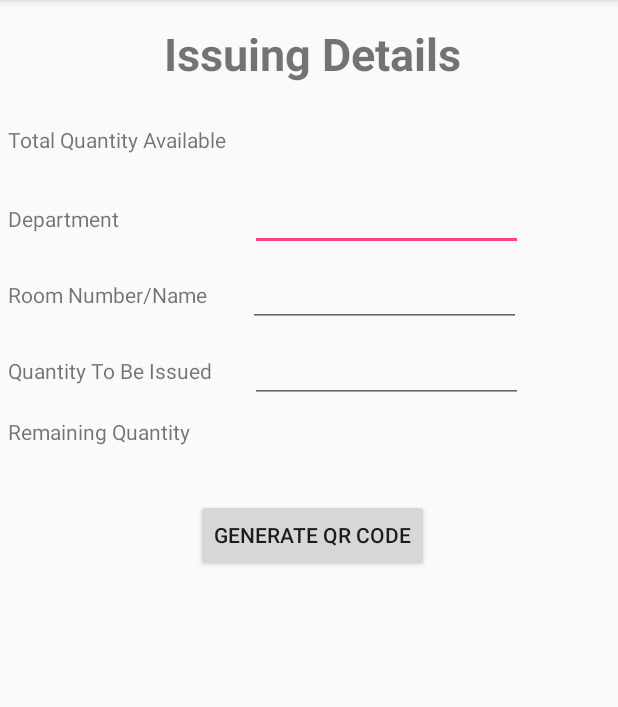
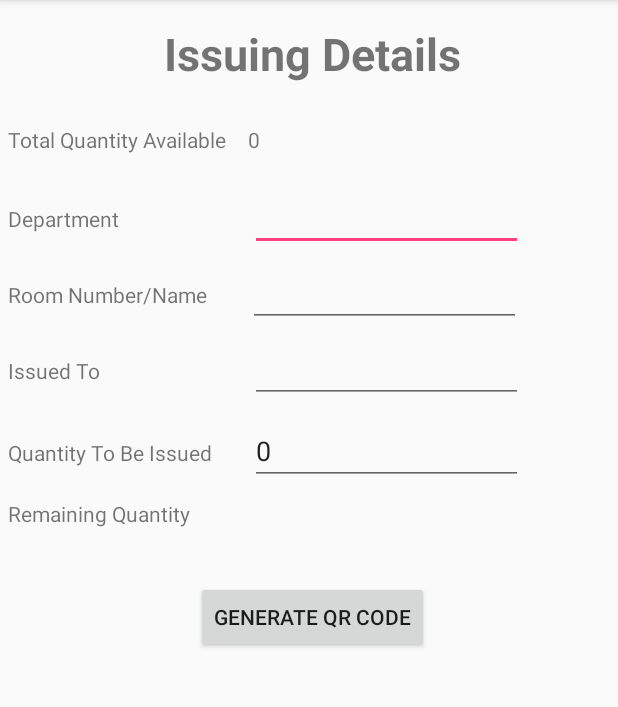
Before and after one commit to PrinceSumberia/assets-management, an Android app: the IssuingAssets screen opened directly, with no data from a screen before it, on a phone screen of 412 x 824 dp, the part 84-791 px from its top. Run offline under Robolectric (Android 15) with nearby library versions, the phone set to English and light mode, and no system bars; our stand-ins replace Firebase (no records; nobody signed in at launch, a user with empty details on screens opened directly); 1 statement that could not run was skipped.

Commit message:
Updated Code

```diff
--- a/app/src/main/java/com/prince/assetManagement/CameraActivity.java
+++ b/app/src/main/java/com/prince/assetManagement/CameraActivity.java
@@ -19,6 +19,7 @@ import android.os.Handler;
 import android.os.HandlerThread;
 import android.os.Trace;
 import android.speech.tts.TextToSpeech;
+import android.util.Log;
 import android.util.Size;
 import android.view.Surface;
 import android.view.WindowManager;
--- a/app/src/main/java/com/prince/assetManagement/Details.java
+++ b/app/src/main/java/com/prince/assetManagement/Details.java
@@ -193,6 +193,7 @@ public class Details extends AppCompatActivity {
                                             @Override
                                             public void run() {
                                                 progressDialog.dismiss();
+                                                Toast.makeText(Details.this, "Successfully Saved", Toast.LENGTH_SHORT).show();
                                             }
                                         });
                                     }
--- a/app/src/main/java/com/prince/assetManagement/IssuingAssets.java
+++ b/app/src/main/java/com/prince/assetManagement/IssuingAssets.java
@@ -3,6 +3,8 @@ package com.prince.assetManagement;
 import android.content.Intent;
 import android.os.Bundle;
 import android.support.v7.app.AppCompatActivity;
+import android.text.Editable;
+import android.text.TextWatcher;
 import android.util.Log;
 import android.view.View;
 import android.widget.Button;
@@ -19,11 +21,12 @@ import java.util.Arrays;
 import java.util.List;
 
 public class IssuingAssets extends AppCompatActivity {
-    TextView available_quantity, remaining_quantity;
-    EditText department_name, room, issue_quantity;
+    TextView available_quantity_field, remaining_quantity_field;
+    EditText department_name_field, room_field, issue_quantity_field, issued_to_field;
     Button next;
     FirebaseAuth mAuth;
     FirebaseFirestore db = FirebaseFirestore.getInstance();
+    private String TAG = IssuingAssets.class.getName();
 //    ArrayList<String> document_list = new ArrayList<>();
 
 
@@ -31,12 +34,14 @@ public class IssuingAssets extends AppCompatActivity {
     protected void onCreate(Bundle savedInstanceState) {
         super.onCreate(savedInstanceState);
         setContentView(R.layout.activity_issuing_assets);
-        available_quantity = findViewById(R.id.total_quantity_available);
-        department_name = findViewById(R.id.department);
-        room = findViewById(R.id.room_number);
-        issue_quantity = findViewById(R.id.issue_quantity);
-        remaining_quantity = findViewById(R.id.remaining_quantity);
+        available_quantity_field = findViewById(R.id.total_quantity_available);
+        department_name_field = findViewById(R.id.department);
+        room_field = findViewById(R.id.room_number);
+        issue_quantity_field = findViewById(R.id.issue_quantity);
+        remaining_quantity_field = findViewById(R.id.remaining_quantity);
         next = findViewById(R.id.next);
+        issued_to_field = findViewById(R.id.issued_to);
+
 
         String document= getIntent().getStringExtra("document_id");
         final ArrayList<String> document_list = new ArrayList<>(Arrays.asList(document.split(",")));
@@ -46,7 +51,42 @@ public class IssuingAssets extends AppCompatActivity {
         String user_id = FirebaseAuth.getInstance().getCurrentUser().getUid();
         final String id = getIntent().getStringExtra("id");
 
-        int total_quantity = getIntent().getIntExtra("totalQuantity",0);
+        final int total_quantity = getIntent().getIntExtra("totalQuantity",0);
+        Log.e(TAG, "Total quantity getting is" + total_quantity );
+        available_quantity_field.setText(String.valueOf(total_quantity));
+        String department = department_name_field.getText().toString();
+        String room_number = room_field.getText().toString();
+//        int quantity_issued = Integer.parseInt(str_quantity_issued);
+
+
+        issue_quantity_field.addTextChangedListener(new TextWatcher() {
+            @Override
+            public void beforeTextChanged(CharSequence charSequence, int i, int i1, int i2) {
+
+            }
+
+            @Override
+            public void onTextChanged(CharSequence charSequence, int i, int i1, int i2) {
+                try {
+                    String str_quantity_issued = issue_quantity_field.getText().toString();
+                    int quantity_issued = Integer.parseInt(str_quantity_issued);
+                    int remaining_quantity = total_quantity - quantity_issued;
+                    remaining_quantity_field.setText(String.valueOf(remaining_quantity));
+                }
+                catch (Exception e){
+                    Log.e(TAG, "onTextChanged: Exception Occurred!" );
+                }
+
+
+            }
+
+            @Override
+            public void afterTextChanged(Editable editable) {
+            }
+        });
+//        int remaining_quantity = total_quantity - quantity_issued;
+//        remaining_quantity_field.setText(String.valueOf(remaining_quantity));
+
 //        Toast.makeText(this, "Total Quantity is" + total_quantity, Toast.LENGTH_SHORT).show();
 
         final String detectedObject = getIntent().getStringExtra("detectedObject");
--- a/app/src/main/res/layout/activity_issuing_assets.xml
+++ b/app/src/main/res/layout/activity_issuing_assets.xml
@@ -81,13 +81,32 @@
         <TextView
             android:layout_width="161dp"
             android:layout_height="49dp"
+            android:text="Issued To" />
+
+        <EditText
+            android:id="@+id/issued_to"
+            android:layout_width="182dp"
+            android:layout_height="wrap_content"
+            android:text="" />
+    </LinearLayout>
+
+    <LinearLayout
+        android:layout_width="wrap_content"
+        android:layout_height="wrap_content"
+        android:layout_marginBottom="5dp"
+        android:orientation="horizontal">
+
+        <TextView
+            android:layout_width="161dp"
+            android:layout_height="49dp"
             android:text="Quantity To Be Issued" />
 
         <EditText
             android:id="@+id/issue_quantity"
             android:layout_width="182dp"
             android:layout_height="wrap_content"
-            android:text="" />
+            android:inputType="number"
+            android:text="0"/>
     </LinearLayout>
 
     <LinearLayout
```
Also changed, not shown: app/src/main/java/com/prince/assetManagement/GetPDF.java (line endings or trailing spaces).
